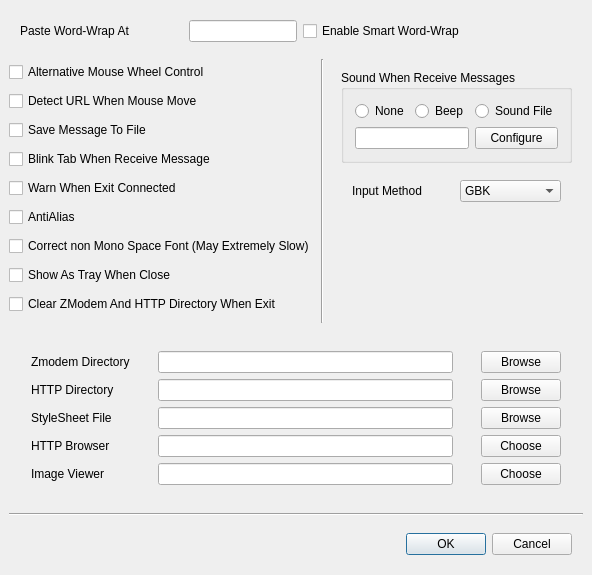
hosiet/fqterm, file src/ui/prefdialog.ui: the form before one commit.
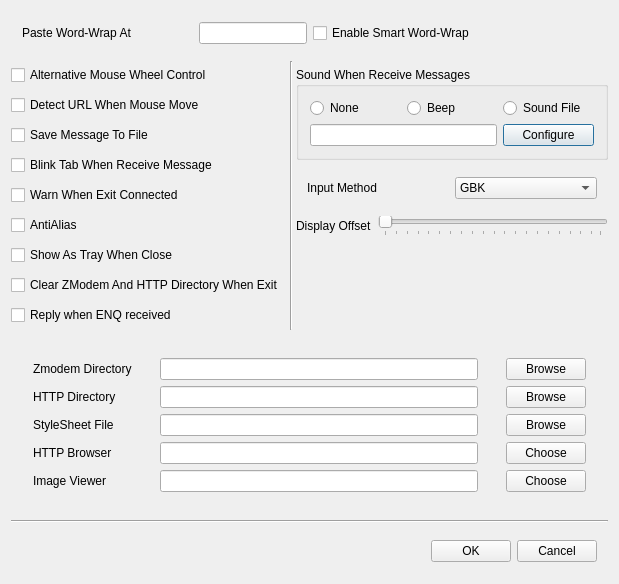
The form after the commit.

```diff
--- a/src/ui/prefdialog.ui
+++ b/src/ui/prefdialog.ui
@@ -5,28 +5,88 @@
    <rect>
     <x>0</x>
     <y>0</y>
-    <width>577</width>
-    <height>575</height>
+    <width>619</width>
+    <height>584</height>
    </rect>
   </property>
   <property name="windowTitle" >
    <string>Preference</string>
   </property>
-  <layout class="QGridLayout" >
-   <property name="margin" >
-    <number>9</number>
-   </property>
-   <property name="spacing" >
-    <number>6</number>
-   </property>
-   <item row="1" column="0" >
+  <layout class="QGridLayout" name="gridLayout" >
+   <item row="0" column="0" colspan="3" >
+    <layout class="QHBoxLayout" >
+     <property name="spacing" >
+      <number>6</number>
+     </property>
+     <property name="margin" >
+      <number>11</number>
+     </property>
+     <item>
+      <widget class="QLabel" name="TextLabel1_2" >
+       <property name="text" >
+        <string>Paste Word-Wrap At</string>
+       </property>
+      </widget>
+     </item>
+     <item>
+      <spacer>
+       <property name="orientation" >
+        <enum>Qt::Horizontal</enum>
+       </property>
+       <property name="sizeHint" stdset="0" >
+        <size>
+         <width>40</width>
+         <height>20</height>
+        </size>
+       </property>
+      </spacer>
+     </item>
+     <item>
+      <widget class="QLineEdit" name="wordLineEdit3" />
+     </item>
+     <item>
+      <widget class="QCheckBox" name="smartCheckBox" >
+       <property name="text" >
+        <string>Enable Smart Word-Wrap</string>
+       </property>
+      </widget>
+     </item>
+     <item>
+      <spacer>
+       <property name="orientation" >
+        <enum>Qt::Horizontal</enum>
+       </property>
+       <property name="sizeHint" stdset="0" >
+        <size>
+         <width>40</width>
+         <height>20</height>
+        </size>
+       </property>
+      </spacer>
+     </item>
+     <item>
+      <spacer>
+       <property name="orientation" >
+        <enum>Qt::Horizontal</enum>
+       </property>
+       <property name="sizeHint" stdset="0" >
+        <size>
+         <width>40</width>
+         <height>20</height>
+        </size>
+       </property>
+      </spacer>
+     </item>
+    </layout>
+   </item>
+   <item rowspan="2" row="1" column="0" >
     <layout class="QVBoxLayout" >
+     <property name="spacing" >
+      <number>6</number>
+     </property>
      <property name="margin" >
       <number>0</number>
      </property>
-     <property name="spacing" >
-      <number>6</number>
-     </property>
      <item>
       <widget class="QCheckBox" name="wheelCheckBox" >
        <property name="text" >
@@ -69,13 +129,6 @@
        </property>
       </widget>
      </item>
-     <item>
-      <widget class="QCheckBox" name="mscheckBox" >
-       <property name="text" >
-        <string>Correct non Mono Space Font (May Extremely Slow)</string>
-       </property>
-      </widget>
-     </item>
      <item>
       <widget class="QCheckBox" name="trayCheckBox" >
        <property name="text" >
@@ -90,191 +143,24 @@
        </property>
       </widget>
      </item>
-    </layout>
-   </item>
-   <item row="4" column="0" colspan="3" >
-    <layout class="QHBoxLayout" >
-     <property name="margin" >
-      <number>11</number>
-     </property>
-     <property name="spacing" >
-      <number>6</number>
-     </property>
      <item>
-      <spacer>
-       <property name="orientation" >
-        <enum>Qt::Horizontal</enum>
-       </property>
-       <property name="sizeHint" >
-        <size>
-         <width>40</width>
-         <height>20</height>
-        </size>
-       </property>
-      </spacer>
-     </item>
-     <item>
-      <widget class="QPushButton" name="okPushButton" >
+      <widget class="QCheckBox" name="enqCheckBox" >
        <property name="text" >
-        <string>OK</string>
+        <string>Reply when ENQ received</string>
        </property>
       </widget>
      </item>
-     <item>
-      <widget class="QPushButton" name="cancelPushButton" >
-       <property name="text" >
-        <string>Cancel</string>
-       </property>
-      </widget>
-     </item>
     </layout>
    </item>
-   <item row="3" column="0" colspan="3" >
-    <widget class="Line" name="Line1" >
-     <property name="frameShape" >
-      <enum>QFrame::HLine</enum>
-     </property>
-     <property name="frameShadow" >
-      <enum>QFrame::Sunken</enum>
-     </property>
+   <item rowspan="2" row="1" column="1" colspan="2" >
+    <widget class="Line" name="line" >
      <property name="orientation" >
-      <enum>Qt::Horizontal</enum>
+      <enum>Qt::Vertical</enum>
      </property>
     </widget>
    </item>
-   <item row="2" column="0" colspan="3" >
-    <layout class="QHBoxLayout" >
-     <property name="margin" >
-      <number>11</number>
-     </property>
-     <property name="spacing" >
-      <number>6</number>
-     </property>
-     <item>
-      <layout class="QVBoxLayout" >
-       <property name="margin" >
-        <number>11</number>
-       </property>
-       <property name="spacing" >
-        <number>6</number>
-       </property>
-       <item>
-        <widget class="QLabel" name="textLabel1" >
-         <property name="text" >
-          <string>Zmodem Directory</string>
-         </property>
-        </widget>
-       </item>
-       <item>
-        <widget class="QLabel" name="textLabel1_3" >
-         <property name="text" >
-          <string>HTTP Directory</string>
-         </property>
-        </widget>
-       </item>
-       <item>
-        <widget class="QLabel" name="textLabel9" >
-         <property name="text" >
-          <string>StyleSheet File</string>
-         </property>
-        </widget>
-       </item>
-       <item>
-        <widget class="QLabel" name="TextLabel3" >
-         <property name="text" >
-          <string>HTTP Browser</string>
-         </property>
-        </widget>
-       </item>
-       <item>
-        <widget class="QLabel" name="textLabel1_2" >
-         <property name="text" >
-          <string>Image Viewer</string>
-         </property>
-        </widget>
-       </item>
-      </layout>
-     </item>
-     <item>
-      <layout class="QVBoxLayout" >
-       <property name="margin" >
-        <number>11</number>
-       </property>
-       <property name="spacing" >
-        <number>6</number>
-       </property>
-       <item>
-        <widget class="QLineEdit" name="zmodemLineEdit" />
-       </item>
-       <item>
-        <widget class="QLineEdit" name="poolLineEdit" />
-       </item>
-       <item>
-        <widget class="QLineEdit" name="styleSheetLineEdit" />
-       </item>
-       <item>
-        <widget class="QLineEdit" name="httpLineEdit" />
-       </item>
-       <item>
-        <widget class="QLineEdit" name="imageLineEdit" />
-       </item>
-      </layout>
-     </item>
-     <item>
-      <layout class="QVBoxLayout" >
-       <property name="margin" >
-        <number>11</number>
-       </property>
-       <property name="spacing" >
-        <number>6</number>
-       </property>
-       <item>
-        <widget class="QPushButton" name="browsePushButton" >
-         <property name="text" >
-          <string>Browse</string>
-         </property>
-        </widget>
-       </item>
-       <item>
-        <widget class="QPushButton" name="poolPushButton" >
-         <property name="text" >
-          <string>Browse</string>
-         </property>
-        </widget>
-       </item>
-       <item>
-        <widget class="QPushButton" name="styleSheetPushButton" >
-         <property name="text" >
-          <string>Browse</string>
-         </property>
-        </widget>
-       </item>
-       <item>
-        <widget class="QPushButton" name="choosehttpPushButton" >
-         <property name="text" >
-          <string>Choose</string>
-         </property>
-        </widget>
-       </item>
-       <item>
-        <widget class="QPushButton" name="imagePushButton" >
-         <property name="text" >
-          <string>Choose</string>
-         </property>
-        </widget>
-       </item>
-      </layout>
-     </item>
-    </layout>
-   </item>
-   <item row="1" column="2" >
-    <layout class="QVBoxLayout" >
-     <property name="margin" >
-      <number>11</number>
-     </property>
-     <property name="spacing" >
-      <number>6</number>
-     </property>
+   <item row="2" column="2" >
+    <layout class="QVBoxLayout" name="verticalLayout" >
      <item>
       <widget class="QGroupBox" name="groupBox" >
        <property name="title" >
@@ -323,12 +209,12 @@
      </item>
      <item>
       <layout class="QHBoxLayout" >
-       <property name="margin" >
-        <number>11</number>
-       </property>
        <property name="spacing" >
         <number>6</number>
        </property>
+       <property name="margin" >
+        <number>11</number>
+       </property>
        <item>
         <widget class="QLabel" name="TextLabel1" >
          <property name="text" >
@@ -352,6 +238,30 @@
        </item>
       </layout>
      </item>
+     <item>
+      <layout class="QHBoxLayout" name="horizontalLayout" >
+       <item>
+        <widget class="QLabel" name="label" >
+         <property name="text" >
+          <string>Display Offset</string>
+         </property>
+        </widget>
+       </item>
+       <item>
+        <widget class="QSlider" name="displayOffsetSlider" >
+         <property name="orientation" >
+          <enum>Qt::Horizontal</enum>
+         </property>
+         <property name="tickPosition" >
+          <enum>QSlider::TicksBelow</enum>
+         </property>
+         <property name="tickInterval" >
+          <number>5</number>
+         </property>
+        </widget>
+       </item>
+      </layout>
+     </item>
      <item>
       <spacer>
        <property name="orientation" >
@@ -360,44 +270,168 @@
        <property name="sizeType" >
         <enum>QSizePolicy::MinimumExpanding</enum>
        </property>
-       <property name="sizeHint" >
+       <property name="sizeHint" stdset="0" >
         <size>
-         <width>20</width>
-         <height>40</height>
+         <width>287</width>
+         <height>58</height>
         </size>
        </property>
       </spacer>
      </item>
     </layout>
    </item>
-   <item row="1" column="1" >
-    <widget class="Line" name="line" >
+   <item row="3" column="0" colspan="3" >
+    <layout class="QHBoxLayout" >
+     <property name="spacing" >
+      <number>6</number>
+     </property>
+     <property name="margin" >
+      <number>11</number>
+     </property>
+     <item>
+      <layout class="QVBoxLayout" >
+       <property name="spacing" >
+        <number>6</number>
+       </property>
+       <property name="margin" >
+        <number>11</number>
+       </property>
+       <item>
+        <widget class="QLabel" name="textLabel1" >
+         <property name="text" >
+          <string>Zmodem Directory</string>
+         </property>
+        </widget>
+       </item>
+       <item>
+        <widget class="QLabel" name="textLabel1_3" >
+         <property name="text" >
+          <string>HTTP Directory</string>
+         </property>
+        </widget>
+       </item>
+       <item>
+        <widget class="QLabel" name="textLabel9" >
+         <property name="text" >
+          <string>StyleSheet File</string>
+         </property>
+        </widget>
+       </item>
+       <item>
+        <widget class="QLabel" name="TextLabel3" >
+         <property name="text" >
+          <string>HTTP Browser</string>
+         </property>
+        </widget>
+       </item>
+       <item>
+        <widget class="QLabel" name="textLabel1_2" >
+         <property name="text" >
+          <string>Image Viewer</string>
+         </property>
+        </widget>
+       </item>
+      </layout>
+     </item>
+     <item>
+      <layout class="QVBoxLayout" >
+       <property name="spacing" >
+        <number>6</number>
+       </property>
+       <property name="margin" >
+        <number>11</number>
+       </property>
+       <item>
+        <widget class="QLineEdit" name="zmodemLineEdit" />
+       </item>
+       <item>
+        <widget class="QLineEdit" name="poolLineEdit" />
+       </item>
+       <item>
+        <widget class="QLineEdit" name="styleSheetLineEdit" />
+       </item>
+       <item>
+        <widget class="QLineEdit" name="httpLineEdit" />
+       </item>
+       <item>
+        <widget class="QLineEdit" name="imageLineEdit" />
+       </item>
+      </layout>
+     </item>
+     <item>
+      <layout class="QVBoxLayout" >
+       <property name="spacing" >
+        <number>6</number>
+       </property>
+       <property name="margin" >
+        <number>11</number>
+       </property>
+       <item>
+        <widget class="QPushButton" name="browsePushButton" >
+         <property name="text" >
+          <string>Browse</string>
+         </property>
+        </widget>
+       </item>
+       <item>
+        <widget class="QPushButton" name="poolPushButton" >
+         <property name="text" >
+          <string>Browse</string>
+         </property>
+        </widget>
+       </item>
+       <item>
+        <widget class="QPushButton" name="styleSheetPushButton" >
+         <property name="text" >
+          <string>Browse</string>
+         </property>
+        </widget>
+       </item>
+       <item>
+        <widget class="QPushButton" name="choosehttpPushButton" >
+         <property name="text" >
+          <string>Choose</string>
+         </property>
+        </widget>
+       </item>
+       <item>
+        <widget class="QPushButton" name="imagePushButton" >
+         <property name="text" >
+          <string>Choose</string>
+         </property>
+        </widget>
+       </item>
+      </layout>
+     </item>
+    </layout>
+   </item>
+   <item row="4" column="0" colspan="3" >
+    <widget class="Line" name="Line1" >
+     <property name="frameShape" >
+      <enum>QFrame::HLine</enum>
+     </property>
+     <property name="frameShadow" >
+      <enum>QFrame::Sunken</enum>
+     </property>
      <property name="orientation" >
-      <enum>Qt::Vertical</enum>
+      <enum>Qt::Horizontal</enum>
      </property>
     </widget>
    </item>
-   <item row="0" column="0" colspan="3" >
+   <item row="5" column="0" colspan="3" >
     <layout class="QHBoxLayout" >
-     <property name="margin" >
-      <number>11</number>
-     </property>
      <property name="spacing" >
       <number>6</number>
      </property>
-     <item>
-      <widget class="QLabel" name="TextLabel1_2" >
-       <property name="text" >
-        <string>Paste Word-Wrap At</string>
-       </property>
-      </widget>
-     </item>
+     <property name="margin" >
+      <number>11</number>
+     </property>
      <item>
       <spacer>
        <property name="orientation" >
         <enum>Qt::Horizontal</enum>
        </property>
-       <property name="sizeHint" >
+       <property name="sizeHint" stdset="0" >
         <size>
          <width>40</width>
          <height>20</height>
@@ -406,40 +440,18 @@
       </spacer>
      </item>
      <item>
-      <widget class="QLineEdit" name="wordLineEdit3" />
-     </item>
-     <item>
-      <widget class="QCheckBox" name="smartCheckBox" >
+      <widget class="QPushButton" name="okPushButton" >
        <property name="text" >
-        <string>Enable Smart Word-Wrap</string>
+        <string>OK</string>
        </property>
       </widget>
      </item>
      <item>
-      <spacer>
-       <property name="orientation" >
-        <enum>Qt::Horizontal</enum>
+      <widget class="QPushButton" name="cancelPushButton" >
+       <property name="text" >
+        <string>Cancel</string>
        </property>
-       <property name="sizeHint" >
-        <size>
-         <width>40</width>
-         <height>20</height>
-        </size>
-       </property>
-      </spacer>
-     </item>
-     <item>
-      <spacer>
-       <property name="orientation" >
-        <enum>Qt::Horizontal</enum>
-       </property>
-       <property name="sizeHint" >
-        <size>
-         <width>40</width>
-         <height>20</height>
-        </size>
-       </property>
-      </spacer>
+      </widget>
      </item>
     </layout>
    </item>
```
Left out of the diff: 1 changed line with no effect on the pictures.
